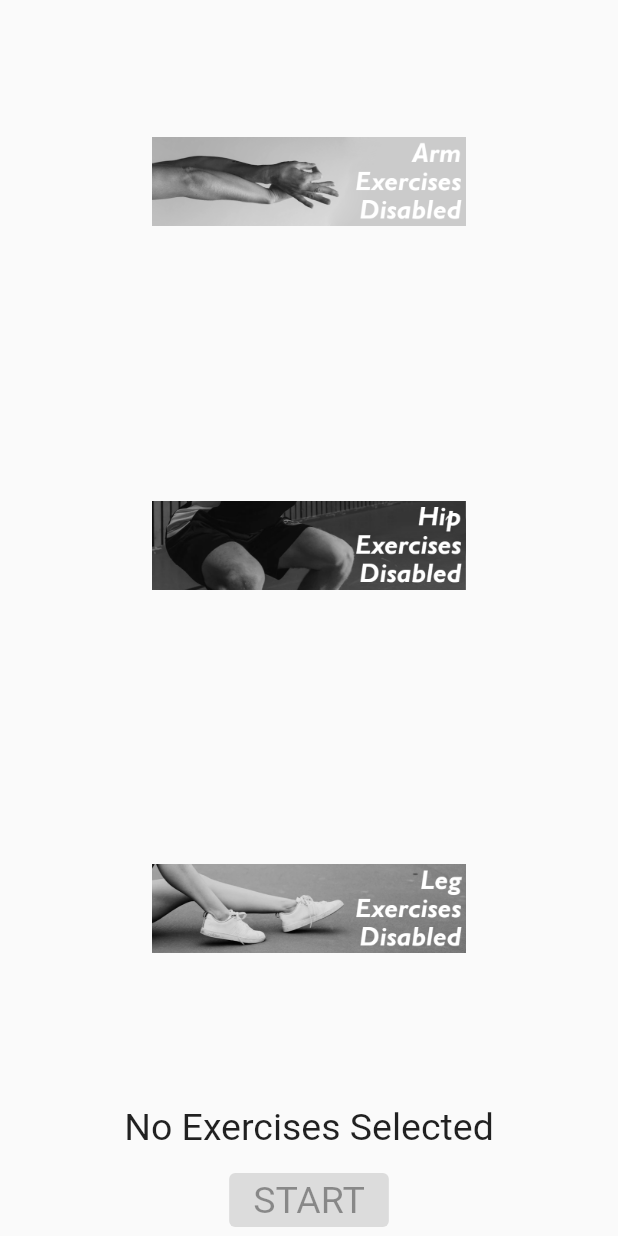
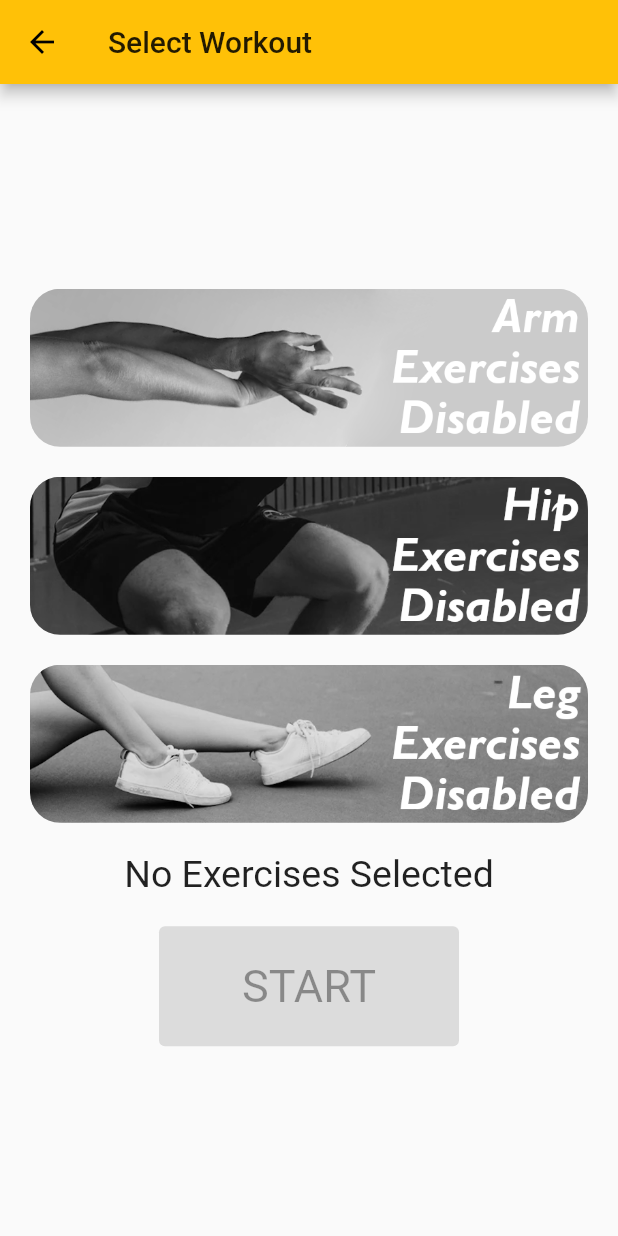
Before and after one commit to BrainHack2021-Hackuna-Matata/app-mobile, a Flutter app: the ExerciseSelectionsScreen screen opened by its route, on a phone screen of 412 x 824 dp. Run offline on Flutter 3.47's test engine with Material 2 defaults, Android fonts, the phone set to English and light mode, and no system bars; our stand-ins replace datetime_picker_formfield, google_maps_flutter, timer_count_down.

Commit message:
Beautified Select Workout Page

```diff
--- a/lib/screens/exerciseScreen/exerciseSelectionsScreen.dart
+++ b/lib/screens/exerciseScreen/exerciseSelectionsScreen.dart
@@ -86,14 +86,14 @@ class _ExerciseSelectionsScreenState extends State<ExerciseSelectionsScreen> {
     selectedCount = countSelectedExercises();
 
     return Scaffold(
+      appBar: AppBar(
+        title: Text("Select Workout"),
+      ),
       body: Center(
         child: Column(
           mainAxisAlignment: MainAxisAlignment.center,
           children: <Widget>[
-            Expanded(
-              child: FittedBox(
-                fit: BoxFit.contain,
-                child: ExerciseOption(
+            ExerciseOption(
               "arm",
               _arms,
               () {
@@ -102,12 +102,7 @@ class _ExerciseSelectionsScreenState extends State<ExerciseSelectionsScreen> {
                 });
               },
             ),
-              ),
-            ),
-            Expanded(
-              child: FittedBox(
-                fit: BoxFit.contain,
-                child: ExerciseOption(
+            ExerciseOption(
               "hip",
               _hips,
               () {
@@ -116,13 +111,7 @@ class _ExerciseSelectionsScreenState extends State<ExerciseSelectionsScreen> {
                 });
               },
             ),
-              ),
-            ),
-
-            Expanded(
-              child: FittedBox(
-                fit: BoxFit.contain,
-                child: ExerciseOption(
+            ExerciseOption(
               "leg",
               _legs,
               () {
@@ -130,8 +119,6 @@ class _ExerciseSelectionsScreenState extends State<ExerciseSelectionsScreen> {
                   _legs = _legs ? false : true;
                 });
               },
-                ),
-              ),
             ),
 
             //print time taken for exercises
@@ -156,16 +143,16 @@ class _ExerciseSelectionsScreenState extends State<ExerciseSelectionsScreen> {
 
             //start button
             Padding(
-              padding: EdgeInsets.only(top: 10),
+              padding: EdgeInsets.only(top: 20),
               child: ElevatedButton(
                 onPressed: _ExercisesSelected
                     ? () => selectExerciseHandler(_arms, _legs, _hips)
                     : null,
                 child: Text('START'),
                 style: ElevatedButton.styleFrom(
-                  primary: Colors.lightGreen,
+                  minimumSize: Size(200, 80),
                   textStyle: TextStyle(
-                    fontSize: 25,
+                    fontSize: 30,
                   ),
                 ),
               ),
@@ -173,88 +160,6 @@ class _ExerciseSelectionsScreenState extends State<ExerciseSelectionsScreen> {
           ],
         ),
       ),
-      // body: SafeArea (
-      //   child: Column(
-      //     mainAxisAlignment: MainAxisAlignment.center,
-      //     children: <Widget>[
-      //       Column(
-      //           //####Row of Columns of Selection buttons + text underneath
-      //           // mainAxisSize: MainAxisSize.min,
-      //           children: <Widget>[
-      //             Material(
-      //               child: InkWell(
-      //                 onTap: () {
-      //                   setState(() {
-      //                     _arms = !_arms;
-      //                     _selectedExercises = _arms || _legs || _hips;
-      //                     selectedCount = countSelectedExercises();
-      //                   });
-      //                 },
-      //                 child: Container(
-      //                   child: ClipRRect(
-      //                     borderRadius: BorderRadius.circular(20.0),
-      //                     child: _arms ? Image.asset('assets/icons/arm.png', gaplessPlayback: true) : Image.asset('assets/icons/arm-off.png', gaplessPlayback: true),
-      //                   ),
-      //                 ),
-      //               ),
-      //             ),
-      //             //space between buttons
-      //             SizedBox(height: 20),
-      //
-      //             Material(
-      //               child: InkWell(
-      //                 onTap: () {
-      //                   setState(() {
-      //                     _hips = !_hips;
-      //                     _selectedExercises = _arms || _legs || _hips;
-      //                     selectedCount = countSelectedExercises();
-      //                   });
-      //                 },
-      //                 child: Container(
-      //                   child: ClipRRect(
-      //                     borderRadius: BorderRadius.circular(20.0),
-      //                     child: _hips ? Image.asset('assets/icons/hip.png', gaplessPlayback: true) : Image.asset('assets/icons/hip-off.png', gaplessPlayback: true),
-      //                   ),
-      //                 ),
-      //               ),
-      //             ),
-      //             //space between buttons
-      //             SizedBox(height: 20),
-      //             Material(
-      //               child: InkWell(
-      //                 onTap: () {
-      //                   setState(() {
-      //                     _legs = !_legs;
-      //                     _selectedExercises = _arms || _legs || _hips;
-      //                     selectedCount = countSelectedExercises();
-      //                   });
-      //                 },
-      //                 child: Container(
-      //                   child: ClipRRect(
-      //                     borderRadius: BorderRadius.circular(20.0),
-      //                     child: _legs ? Image.asset('assets/icons/leg.png', gaplessPlayback: true) : Image.asset('assets/icons/leg-off.png', gaplessPlayback: true),
-      //                   ),
-      //                 ),
-      //               ),
-      //             ),
-      //           ]),
-      //       SizedBox(height: 20),
-      //       Text("Estimated Exercise Time:",
-      //           style: TextStyle(
-      //             fontSize: 25,
-      //           )),
-      //       Text(exerciseTimes[selectedCount], style: TextStyle(fontSize: 25)),
-      //       SizedBox(height: 20),
-      //       ElevatedButton(
-      //           style: ElevatedButton.styleFrom(
-      //               primary: Colors.green, padding: EdgeInsets.symmetric(horizontal: 20, vertical: 20), textStyle: TextStyle(fontSize: 30, fontWeight: FontWeight.bold)),
-      //           onPressed: _selectedExercises
-      //               ? () => selectExerciseHandler(_arms, _legs, _hips) // What happens after start exercise
-      //               : null,
-      //           child: _selectedExercises ? const Text('Start Exercise!') : const Text('No Exercises Selected')),
-      //     ],
-      //   ),
-      // ),
     );
   }
 }
@@ -275,11 +180,17 @@ class ExerciseOption extends StatelessWidget {
               color: Colors.grey,
               backgroundBlendMode: BlendMode.saturation,
             ),
-      child: IconButton(
-        icon: Image.asset(
-            "assets/icons/${_isActive ? _imageName : '${_imageName}-off'}.png"),
-        iconSize: 100,
-        onPressed: onPress,
+      child: InkWell(
+        onTap: onPress,
+        child: Container(
+          margin: EdgeInsets.fromLTRB(20, 10, 20, 10),
+          child: ClipRRect(
+            borderRadius: BorderRadius.circular(20.0),
+            child: Image.asset(
+                "assets/icons/${_isActive ? _imageName : '${_imageName}-off'}.png",
+                gaplessPlayback: true),
+          ),
+        ),
       ),
     );
   }
--- a/lib/screens/exerciseScreen/workoutScreen.dart
+++ b/lib/screens/exerciseScreen/workoutScreen.dart
@@ -94,6 +94,10 @@ class _ExerciseScreenState extends State<ExerciseScreen> {
     }
 
     return Scaffold(
+      appBar: AppBar(
+        centerTitle: true,
+        title: Text("Workout"),
+      ),
       bottomNavigationBar: MyAppBar(),
       // show exercise and timer if within index
       body: _exIndex < widget.exList.length
```
Also changed, not shown: pubspec.lock. Lines whose indentation alone changed are shown as unchanged.
